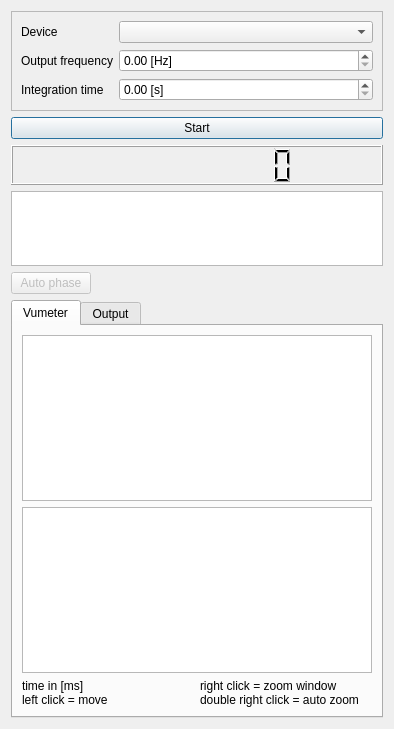
Old version of the form src/lockin_gui.ui in the repository antigol/lockin2.
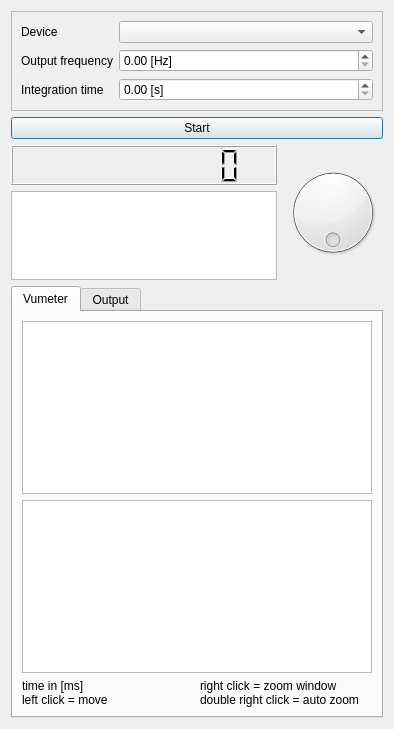
New version of the form. Custom widgets are drawn as their Qt base class.

Commit message: remove autophase add dial

Diff of the .ui file:
```diff
--- a/src/lockin_gui.ui
+++ b/src/lockin_gui.ui
@@ -13,7 +13,7 @@
   <property name="windowTitle">
    <string>Lockin</string>
   </property>
-  <layout class="QVBoxLayout" name="verticalLayout">
+  <layout class="QVBoxLayout" name="verticalLayout_3">
    <item>
     <widget class="QFrame" name="frame">
      <property name="frameShape">
@@ -90,6 +90,10 @@
     </widget>
    </item>
    <item>
+    <layout class="QHBoxLayout" name="horizontalLayout">
+     <item>
+      <layout class="QVBoxLayout" name="verticalLayout">
+       <item>
     <widget class="QLCDNumber" name="lcdForXValue">
      <property name="minimumSize">
       <size>
@@ -115,30 +119,17 @@
      </property>
     </widget>
    </item>
-   <item>
-    <layout class="QHBoxLayout" name="horizontalLayout_3">
-     <item>
-      <widget class="QPushButton" name="buttonAutoPhase">
-       <property name="enabled">
-        <bool>false</bool>
-       </property>
-       <property name="text">
-        <string>Auto phase</string>
-       </property>
-      </widget>
+      </layout>
      </item>
      <item>
-      <spacer name="horizontalSpacer_4">
-       <property name="orientation">
-        <enum>Qt::Horizontal</enum>
+      <widget class="QDial" name="dial">
+       <property name="maximum">
+        <number>3600</number>
        </property>
-       <property name="sizeHint" stdset="0">
-        <size>
-         <width>40</width>
-         <height>20</height>
-        </size>
+       <property name="wrapping">
+        <bool>true</bool>
        </property>
-      </spacer>
+      </widget>
      </item>
     </layout>
    </item>
```
Left out of the diff: 1 changed line with no effect on the pictures. Lines whose indentation alone changed are shown as unchanged. The commit also changes 3 other files.
